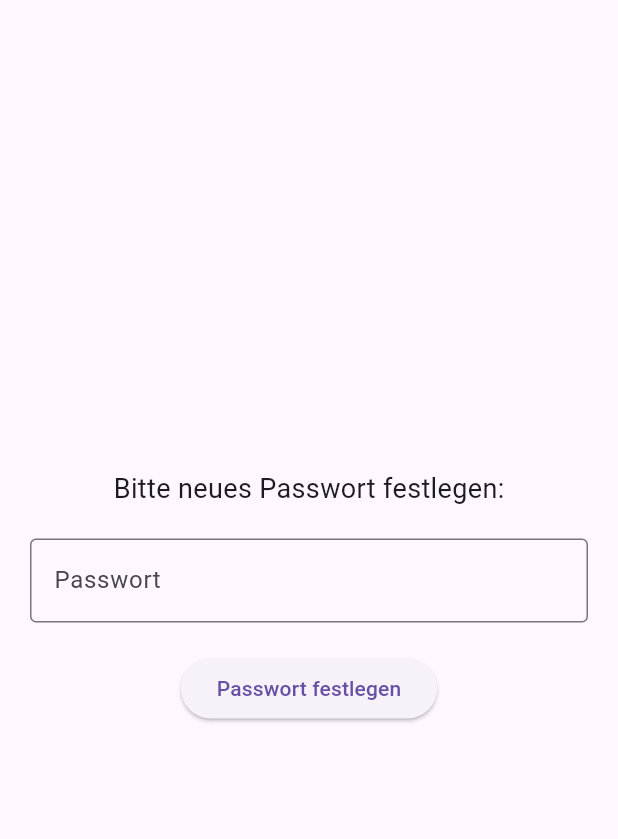
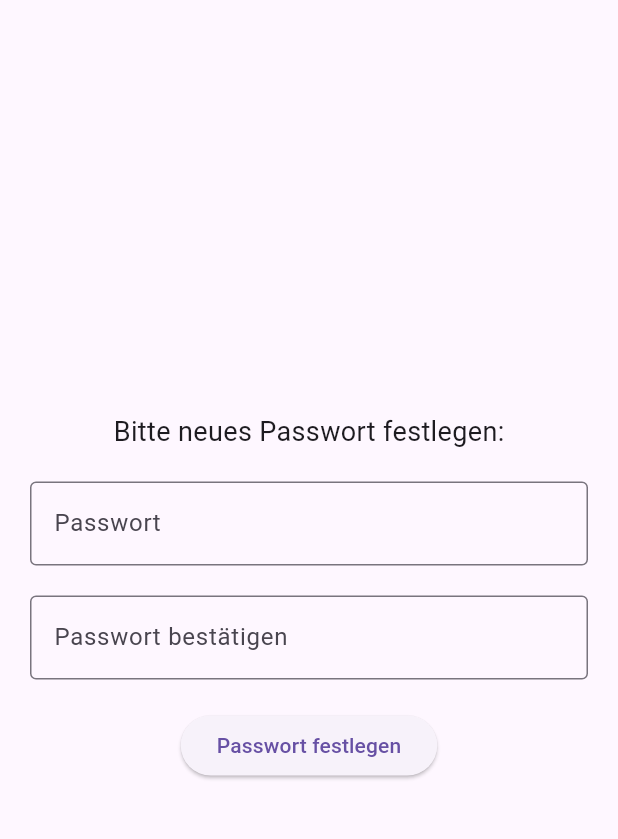
Before and after one commit to Milkricee/saveapp, a Flutter app: the screen it shows after launch, on a phone screen of 412 x 824 dp, the part 63-902 px from its top. Run offline on Flutter 3.47's test engine with Material 3 defaults, Android fonts, the phone set to English and light mode, and no system bars; our stand-ins replace flutter_secure_storage, image_picker, permission_handler, photo_view; missing offline and left inert: encrypt.

Commit message:
Refactor LoginPage to add password confirmation field

```diff
--- a/lib/screens/login_page.dart
+++ b/lib/screens/login_page.dart
@@ -11,9 +11,8 @@ class LoginPage extends StatefulWidget {
 
 class LoginPageState extends State<LoginPage> {
   String _password = '';
+  String _confirmPassword = ''; // Bestätigungspasswort
   bool _isPasswordSet = false;
-
-
 
   @override
   void initState() {
@@ -71,18 +70,37 @@ class LoginPageState extends State<LoginPage> {
                   labelText: 'Passwort',
                 ),
               ),
+              if (!_isPasswordSet) // Wenn Passwort noch nicht gesetzt ist, zeige zweite Eingabe
+                const SizedBox(height: 20),
+              if (!_isPasswordSet)
+                TextField(
+                  keyboardType: TextInputType.number,
+                  obscureText: true,
+                  onChanged: (value) => _confirmPassword = value,
+                  decoration: const InputDecoration(
+                    border: OutlineInputBorder(),
+                    labelText: 'Passwort bestätigen',
+                  ),
+                ),
               const SizedBox(height: 20),
               ElevatedButton(
                 onPressed: () async {
                   if (_isPasswordSet) {
                     await _verifyPassword();
                   } else {
+                    // Überprüfen, ob das Passwort korrekt bestätigt wurde
+                    if (_password == _confirmPassword) {
                       await PasswordManager.setNewPassword(_password);
                       if (!mounted) return;
                       ScaffoldMessenger.of(context).showSnackBar(
                         const SnackBar(content: Text('Passwort erfolgreich festgelegt!')),
                       );
                       await _verifyPassword(); // Direkt zum HomeScreen weiterleiten
+                    } else {
+                      ScaffoldMessenger.of(context).showSnackBar(
+                        const SnackBar(content: Text('Passwörter stimmen nicht überein!')),
+                      );
+                    }
                   }
                 },
                 child: Text(_isPasswordSet ? 'Anmelden' : 'Passwort festlegen'),
```
Lines whose indentation alone changed are shown as unchanged.
